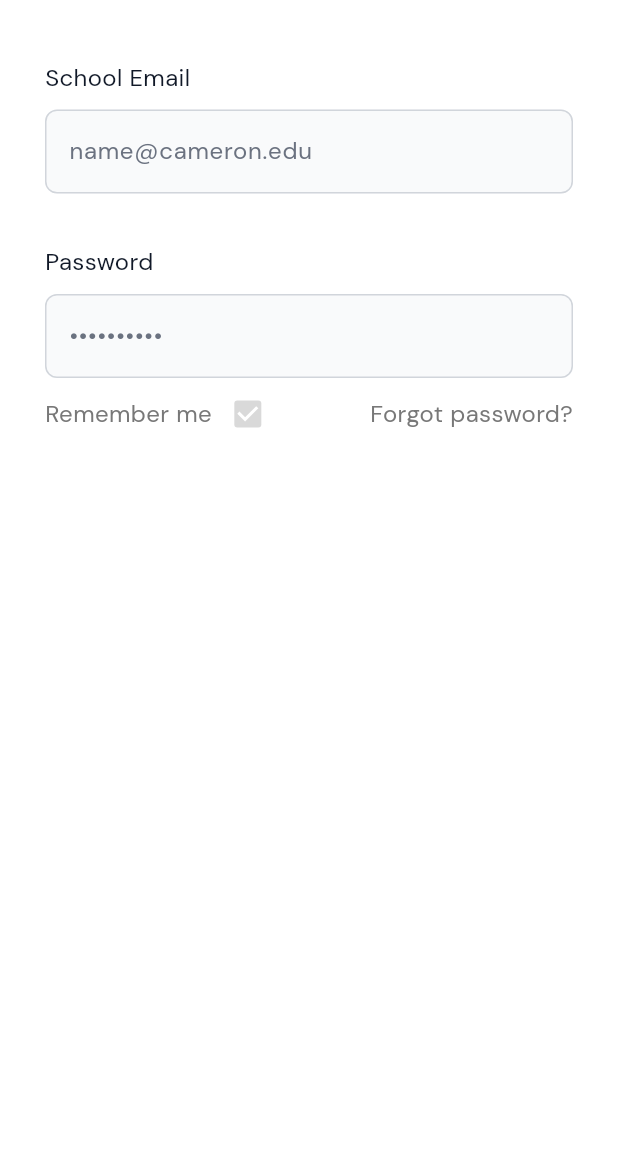
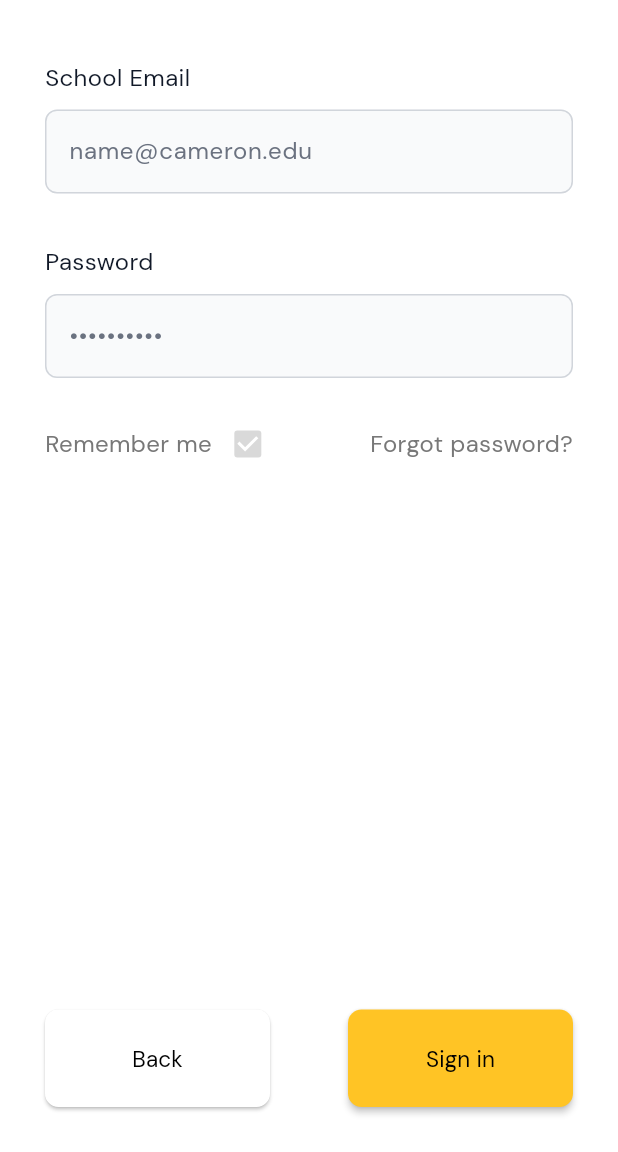
Before and after one commit to TBoggs05/CU_PLUS_WEBAPP, a Flutter app: the screen it shows after launch, after a tap on "Login", on a phone screen of 412 x 824 dp, the part 84-1236 px from its top. Run offline on Flutter 3.47's test engine with Material 3 defaults, Android fonts, the phone set to English and light mode, and no system bars; our stand-ins replace flutter_svg.

Commit message:
Added buttons to login_page.dart

```diff
--- a/lib/features/auth/ui/login_page.dart
+++ b/lib/features/auth/ui/login_page.dart
@@ -1,7 +1,9 @@
+import 'package:cu_plus_webapp/features/auth/ui/first_page.dart';
 import 'package:flutter/material.dart';
 import '../../../core/network/api_client.dart';
 import '../api/auth_api.dart';
 import '../../dashboard/home_page.dart';
+import './first_page.dart';
 import 'package:flutter_svg/flutter_svg.dart';
 
 class LoginPage extends StatefulWidget {
@@ -108,9 +110,11 @@ class _LoginPageState extends State<LoginPage> {
       backgroundColor: Colors.white,
       body: Padding(
         padding: const EdgeInsets.all(30),
+        child: Form(
+          key: _formKey,
           child: Column(
-          mainAxisSize: MainAxisSize.max,
             crossAxisAlignment: CrossAxisAlignment.stretch,
+
             // Top Input fields
             children: [
               const SizedBox(height: 10),
@@ -120,7 +124,13 @@ class _LoginPageState extends State<LoginPage> {
                   Column(
                     crossAxisAlignment: CrossAxisAlignment.start,
                     children: [
-                    const Text("School Email", style: TextStyle(fontSize: 16, color: Color(0xFF111928))),
+                      const Text(
+                        "School Email",
+                        style: TextStyle(
+                          fontSize: 16,
+                          color: Color(0xFF111928),
+                        ),
+                      ),
                       const SizedBox(height: 10),
                       TextFormField(
                         controller: _emailCtrl,
@@ -141,12 +151,16 @@ class _LoginPageState extends State<LoginPage> {
 
                           border: OutlineInputBorder(
                             borderRadius: BorderRadius.circular(8),
-                          borderSide: const BorderSide(color: Color(0xFFD1D5DB)),
+                            borderSide: const BorderSide(
+                              color: Color(0xFFD1D5DB),
+                            ),
                           ),
 
                           enabledBorder: OutlineInputBorder(
                             borderRadius: BorderRadius.circular(8),
-                          borderSide: const BorderSide(color: Color(0xFFD1D5DB)),
+                            borderSide: const BorderSide(
+                              color: Color(0xFFD1D5DB),
+                            ),
                           ),
 
                           focusedBorder: OutlineInputBorder(
@@ -179,7 +193,13 @@ class _LoginPageState extends State<LoginPage> {
                   Column(
                     crossAxisAlignment: CrossAxisAlignment.start,
                     children: [
-                    const Text("Password", style: TextStyle(fontSize: 16, color: Color(0xFF111928))),
+                      const Text(
+                        "Password",
+                        style: TextStyle(
+                          fontSize: 16,
+                          color: Color(0xFF111928),
+                        ),
+                      ),
                       const SizedBox(height: 10),
                       TextFormField(
                         controller: _passCtrl,
@@ -199,12 +219,16 @@ class _LoginPageState extends State<LoginPage> {
 
                           border: OutlineInputBorder(
                             borderRadius: BorderRadius.circular(8),
-                          borderSide: const BorderSide(color: Color(0xFFD1D5DB)),
+                            borderSide: const BorderSide(
+                              color: Color(0xFFD1D5DB),
+                            ),
                           ),
 
                           enabledBorder: OutlineInputBorder(
                             borderRadius: BorderRadius.circular(8),
-                          borderSide: const BorderSide(color: Color(0xFFD1D5DB)),
+                            borderSide: const BorderSide(
+                              color: Color(0xFFD1D5DB),
+                            ),
                           ),
 
                           focusedBorder: OutlineInputBorder(
@@ -237,6 +261,8 @@ class _LoginPageState extends State<LoginPage> {
                     const SizedBox(height: 12),
                   ],
 
+                  const SizedBox(height: 20),
+
                   Row(
                     mainAxisAlignment: MainAxisAlignment.spaceBetween,
                     children: [
@@ -268,13 +294,65 @@ class _LoginPageState extends State<LoginPage> {
                       ),
                     ],
                   ),
+                ],
+              ),
+              const Spacer(),
 
-                const SizedBox(height: 50),
+              // Bottom buttons
+              Row(
+                mainAxisAlignment: MainAxisAlignment.spaceBetween,
+                children: [
+                  SizedBox(
+                    width: 150,
+                    child: ElevatedButton(
+                      onPressed: () => Navigator.pop(context),
+                      style: ElevatedButton.styleFrom(
+                        backgroundColor: Color.fromARGB(255, 255, 255, 255),
+                        shape: RoundedRectangleBorder(
+                          borderRadius: BorderRadius.circular(9),
+                        ),
+                        elevation: 1, // shadow
+                        padding: const EdgeInsets.symmetric(vertical: 22),
+                      ).copyWith(overlayColor: WidgetStateProperty.all(Colors.transparent)),
+                      child: const Text(
+                        'Back',
+                        style: TextStyle(
+                          fontSize: 15,
+                          color: Colors.black,
+                          fontWeight: FontWeight.normal,
+                        ),
+                      ),
+                    ),
+                  ),
+
+                  SizedBox(
+                    width: 150,
+                    child: ElevatedButton(
+                      onPressed: _loading ? null : _onLogin,
+                      style: ElevatedButton.styleFrom(
+                        backgroundColor: Color(0xFFFFC425),
+                        shape: RoundedRectangleBorder(
+                          borderRadius: BorderRadius.circular(9),
+                        ),
+                        elevation: 2, // shadow
+                        padding: const EdgeInsets.symmetric(vertical: 22),
+                      ),
+                      child: Text(
+                        _loading ? "Signing in..." : "Sign in",
+                        style: const TextStyle(
+                          color: Colors.black,
+                          fontWeight: FontWeight.normal,
+                          fontSize: 15,
+                        ),
+                      ),
+                    ),
+                  ),
                 ],
               ),
             ],
           ),
         ),
+      ),
     );
   }
 }
```
Lines whose indentation alone changed are shown as unchanged.
